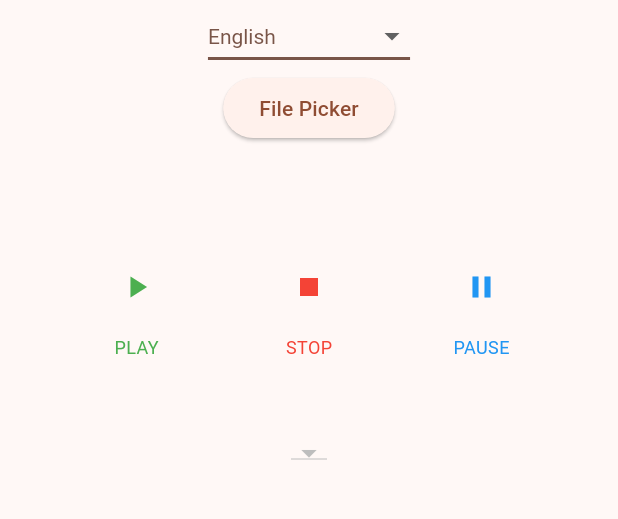
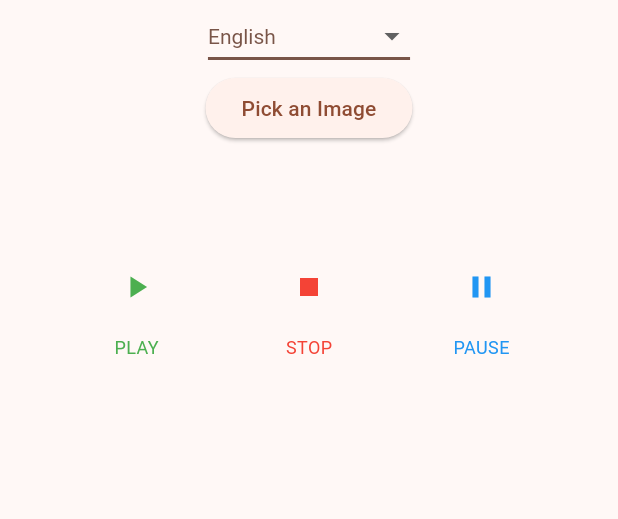
Before and after one commit to SurgicalSteel/image-to-speech, a Flutter app: the screen it shows after launch, on a phone screen of 412 x 824 dp, the part 84-603 px from its top. Run offline on Flutter 3.47's test engine with Material 2 defaults, Android fonts, the light colour scheme and no system bars; our stand-ins replace file_picker, flutter_tts; missing offline and left inert: dart:ffi, google_ml_kit.

Commit message:
refactor, fix button texts

```diff
--- a/lib/main.dart
+++ b/lib/main.dart
@@ -20,7 +20,6 @@ enum TtsState {
 class MyApp extends StatelessWidget {
   const MyApp({super.key});
 
-  // This widget is the root of your application.
   @override
   Widget build(BuildContext context) {
     return MaterialApp(
@@ -262,25 +261,12 @@ class _MainPageState extends State<MainPage> {
 
   @override
   Widget build(BuildContext context) {
-    // This method is rerun every time setState is called, for instance as done
-    // by the _incrementCounter method above.
-    //
-    // The Flutter framework has been optimized to make rerunning build methods
-    // fast, so that you can just rebuild anything that needs updating rather
-    // than having to individually change instances of widgets.
     return Scaffold(
       appBar: AppBar(
-        // TRY THIS: Try changing the color here to a specific color (to
-        // Colors.amber, perhaps?) and trigger a hot reload to see the AppBar
-        // change color while the other colors stay the same.
         backgroundColor: Theme.of(context).colorScheme.inversePrimary,
-        // Here we take the value from the MainPage object that was created by
-        // the App.build method, and use it to set our appbar title.
         title: Text(widget.title),
       ),
       body: SingleChildScrollView(
-        // Center is a layout widget. It takes a single child and positions it
-        // in the middle of the parent.
         child: Column(
           mainAxisAlignment: MainAxisAlignment.center,
           children: <Widget>[
@@ -333,7 +319,7 @@ class _MainPageState extends State<MainPage> {
                     _setResultText(resultText);
                   }
                 },
-                child: const Text("File Picker"),
+                child: const Text("Pick an Image"),
               ),
             ),
             Center(
@@ -343,7 +329,6 @@ class _MainPageState extends State<MainPage> {
               ),
             ),
             _btnSection(),
-            _engineSection(),
           ],
         ),
       ),
```
